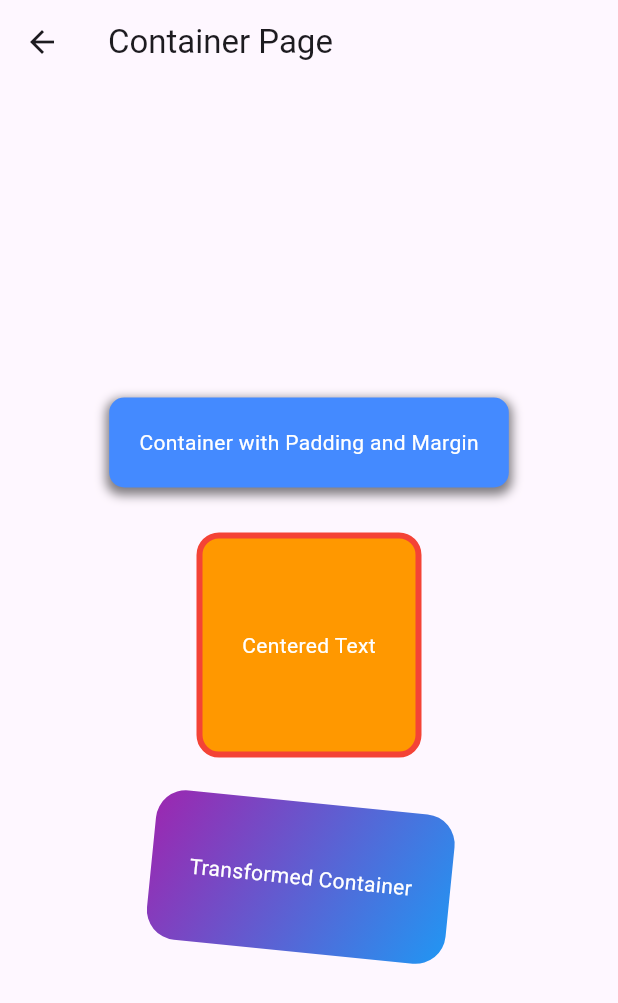
After one commit to CahyaniDewi/5220411412_flutter, a Flutter app: the screen it shows after launch, after a tap on "Go to Container Page", on a phone screen of 412 x 824 dp. The commit adds this screen. Shown: the top 1003 px of the screen. Run offline on Flutter 3.47's test engine with Material 3 defaults, Android fonts, the phone set to English and light mode, and no system bars; network calls fail.

Commit message:
Menambahkan elemen widget

```diff
--- a/lib/navigation/push.dart
+++ b/lib/navigation/push.dart
@@ -1,8 +1,11 @@
+import 'package:flutter_nav/widget/TextField.dart';
 import 'package:flutter_nav/widget/center.dart';
+import 'package:flutter_nav/widget/container.dart';
+import 'package:flutter_nav/widget/icon.dart';
+import 'package:flutter_nav/widget/image.dart';
 import 'package:flutter_nav/widget/sizebox.dart';
 import 'package:flutter/material.dart';
 import 'package:flutter_nav/widget/text.dart';
-
 
 class PushNavigationPage extends StatefulWidget {
   const PushNavigationPage({super.key});
@@ -53,7 +56,6 @@ class _PushNavigationPageState extends State<PushNavigationPage> {
                   backgroundColor: Colors.blue, foregroundColor: Colors.white),
               child: const Text('Go to Center Page'),
             ),
-
             ElevatedButton(
               onPressed: () => Navigator.push(
                   context,
@@ -64,8 +66,55 @@ class _PushNavigationPageState extends State<PushNavigationPage> {
                   backgroundColor: Colors.blue, foregroundColor: Colors.white),
               child: const Text('Go to Text Box'),
             ),
-            const SizedBox(
-              height: 16.0,
+            ElevatedButton(
+              onPressed: () {
+                // Navigasi ke halaman container ketika tombol ditekan
+                Navigator.push(
+                  context,
+                  MaterialPageRoute(builder: (context) => TextFieldPage()),
+                );
+              },
+              style: ElevatedButton.styleFrom(
+                  backgroundColor: Colors.yellow,
+                  foregroundColor: Colors.white),
+              child: Text('Go to TextField Page'),
+            ),
+            ElevatedButton(
+              onPressed: () {
+                // Navigasi ke halaman container ketika tombol ditekan
+                Navigator.push(
+                  context,
+                  MaterialPageRoute(builder: (context) => ImagePage()),
+                );
+              },
+              style: ElevatedButton.styleFrom(
+                  backgroundColor: Colors.pink, foregroundColor: Colors.white),
+              child: Text('Go to Image Page'),
+            ),
+            ElevatedButton(
+              onPressed: () {
+                // Navigasi ke halaman container ketika tombol ditekan
+                Navigator.push(
+                  context,
+                  MaterialPageRoute(builder: (context) => ContainerPage()),
+                );
+              },
+              style: ElevatedButton.styleFrom(
+                  backgroundColor: Colors.orange,
+                  foregroundColor: Colors.white),
+              child: Text('Go to Container Page'),
+            ),
+            ElevatedButton(
+              onPressed: () {
+                // Navigasi ke halaman IconPage ketika tombol ditekan
+                Navigator.push(
+                  context,
+                  MaterialPageRoute(builder: (context) => IconCollectionPage()),
+                );
+              },
+              style: ElevatedButton.styleFrom(
+                  backgroundColor: Colors.red, foregroundColor: Colors.white),
+              child: Text('Go to Icon Page'),
             ),
           ],
         )),
--- /dev/null
+++ b/lib/widget/container.dart
@@ -0,0 +1,84 @@
+import 'package:flutter/material.dart';
+
+class ContainerPage extends StatelessWidget {
+  @override
+  Widget build(BuildContext context) {
+    return Scaffold(
+      appBar: AppBar(
+        title: Text('Container Page'),
+      ),
+      body: Center(
+        child: Column(
+          mainAxisAlignment: MainAxisAlignment.center,
+          children: <Widget>[
+            // Contoh Container dengan padding dan margin
+            Container(
+              padding: EdgeInsets.all(20),
+              margin: EdgeInsets.all(10),
+              decoration: BoxDecoration(
+                color: Colors.blueAccent,
+                borderRadius: BorderRadius.circular(10),
+                boxShadow: [
+                  BoxShadow(
+                    color: Colors.black.withOpacity(0.5),
+                    spreadRadius: 2,
+                    blurRadius: 5,
+                    offset: Offset(0, 3),
+                  ),
+                ],
+              ),
+              child: Text(
+                'Container with Padding and Margin',
+                style: TextStyle(color: Colors.white),
+              ),
+            ),
+            SizedBox(height: 20),
+            // Contoh Container dengan border dan alignment
+            Container(
+              height: 150,
+              width: 150,
+              alignment: Alignment.center,
+              decoration: BoxDecoration(
+                color: Colors.orange,
+                border: Border.all(
+                  color: Colors.red,
+                  width: 4,
+                ),
+                borderRadius: BorderRadius.circular(15),
+              ),
+              child: Text(
+                'Centered Text',
+                style: TextStyle(color: Colors.white),
+              ),
+            ),
+            SizedBox(height: 20),
+            // Contoh Container dengan constraints dan transformasi
+            Container(
+              width: 200,
+              height: 100,
+              constraints: BoxConstraints(
+                maxWidth: 250,
+                minHeight: 50,
+              ),
+              decoration: BoxDecoration(
+                gradient: LinearGradient(
+                  colors: [Colors.purple, Colors.blue],
+                  begin: Alignment.topLeft,
+                  end: Alignment.bottomRight,
+                ),
+                borderRadius: BorderRadius.circular(20),
+              ),
+              transform: Matrix4.rotationZ(0.1),
+              child: Center(
+                child: Text(
+                  'Transformed Container',
+                  style: TextStyle(color: Colors.white),
+                ),
+              ),
+            ),
+          ],
+        ),
+      ),
+    );
+  }
+}
```
Also changed, not shown: lib/widget/TextField.dart (added, +83 -0 lines), lib/widget/icon.dart (added, +103 -0 lines), lib/widget/image.dart (added, +47 -0 lines).
